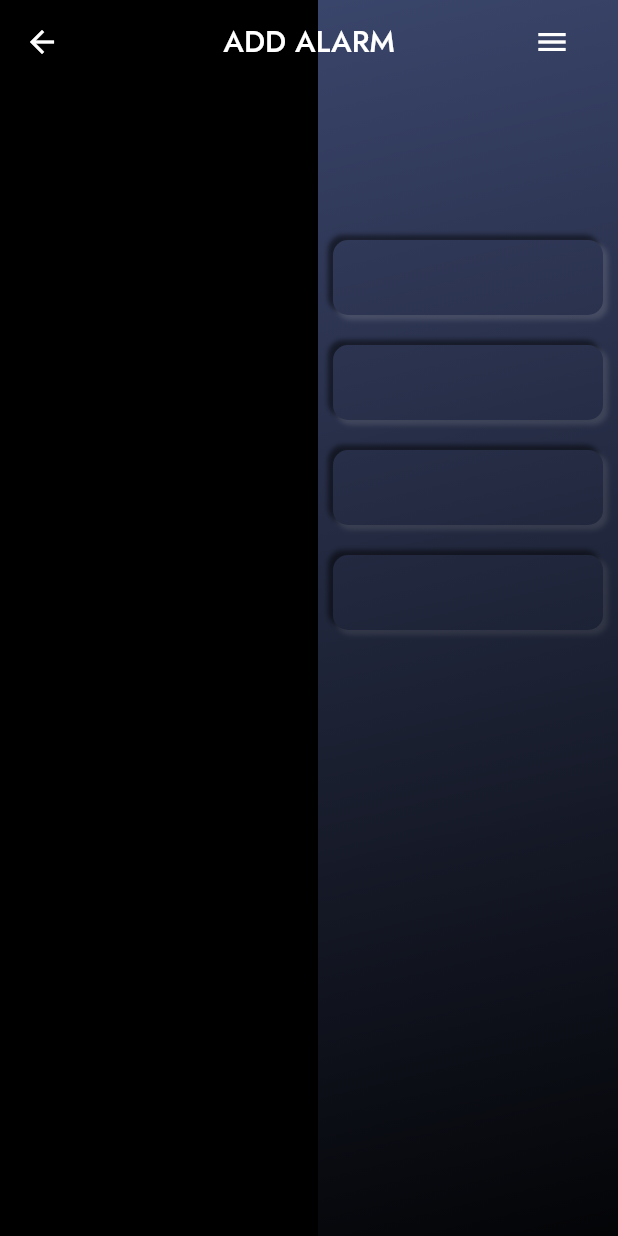
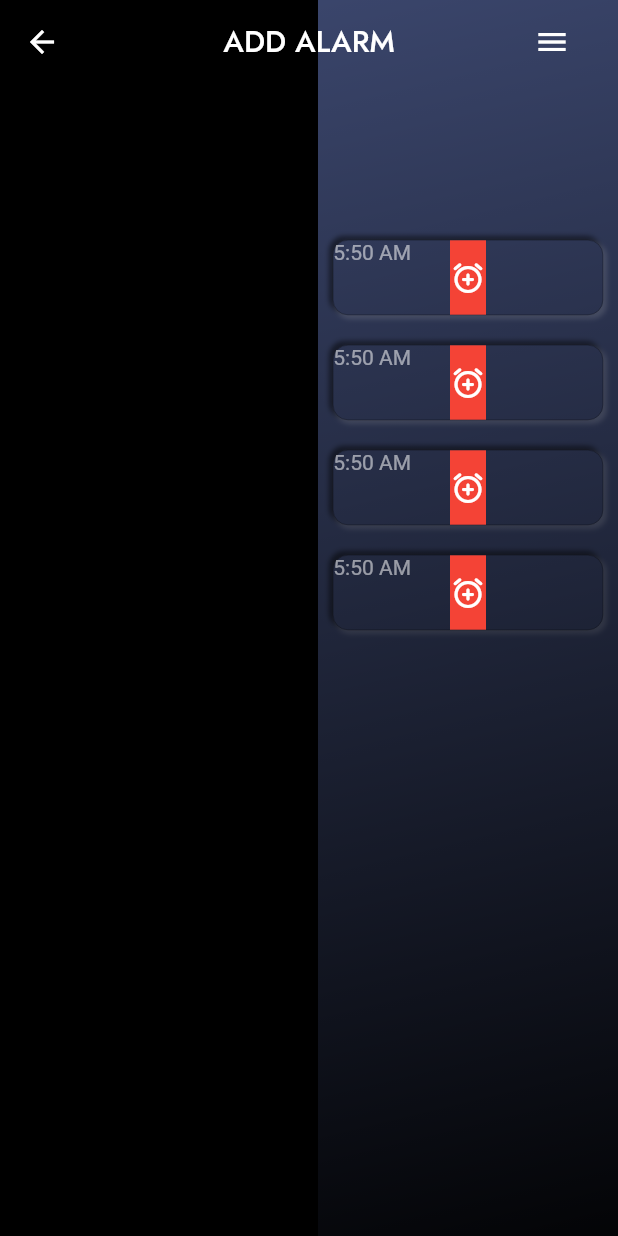
Before and after one commit to Sahil-Programme/alarm_app, a Flutter app: the screen it shows after launch, on a phone screen of 412 x 824 dp. Run offline on Flutter 3.47's test engine with Material 2 defaults, Android fonts, the phone set to English and light mode, and no system bars; our stand-ins replace google_fonts; statements that could not run were skipped.

Commit message:
started to add alarm content in the container

```diff
--- a/lib/Pages/add_alarm_page.dart
+++ b/lib/Pages/add_alarm_page.dart
@@ -354,6 +354,19 @@ class SideDock extends StatelessWidget {
                   ),
                 ),
               ),
+              Center(
+                child: IgnorePointer(
+                  child: Column(
+                    children: const <Widget>[
+                      SizedBox(height: 150),
+                      AlarmContent(),
+                      AlarmContent(),
+                      AlarmContent(),
+                      AlarmContent(),
+                    ],
+                  ),
+                ),
+              ),
             ],
           ),
         ),
@@ -393,24 +406,60 @@ class _AlarmContainerState extends State<AlarmContainer> {
           borderRadius: const BorderRadius.all(Radius.circular(10)),
           boxShadow: <BoxShadow>[
             BoxShadow(
-              offset: _ispressed
-                  ? const Offset(-2.5, -2.5)
-                  : const Offset(2.5, 2.5),
+              offset: _ispressed ? const Offset(-2, -2) : const Offset(2, 2),
               color: const Color(0x80000000),
               blurRadius: 2.5,
               spreadRadius: 0.5,
             ),
             BoxShadow(
-              offset: _ispressed ? Offset(2.5, 2.5) : Offset(-2.5, -2.5),
-              color: Color(0x30FFFFFF),
+              offset: _ispressed ? const Offset(2, 2) : const Offset(-2, -2),
+              color: const Color(0x30FFFFFF),
               blurRadius: 2.5,
               spreadRadius: 0.5,
             ),
           ],
-          color: Color(0xFF3A456B),
+          color: const Color(0xFF3A456B),
           //Color(0x373A456B),,
         ),
       ),
     );
   }
 }
+
+class AlarmContent extends StatelessWidget {
+  const AlarmContent({
+    Key? key,
+  }) : super(key: key);
+
+  @override
+  Widget build(BuildContext context) {
+    return Container(
+      alignment: Alignment.center,
+      height: 50,
+      margin: const EdgeInsets.all(10.0),
+      decoration: BoxDecoration(
+        //color: Colors.red,
+        border: Border.all(color: Colors.black87, width: 0.2),
+        borderRadius: const BorderRadius.all(Radius.circular(10)),
+      ),
+      child: Stack(
+        children: [
+          const Text(
+            '5:50 AM',
+            style: TextStyle(color: Colors.white54),
+          ),
+          Center(
+            child: Container(
+              height: 50,
+              color: Colors.red,
+              child: Icon(
+                Icons.alarm_add_rounded,
+                color: Colors.white,
+              ),
+            ),
+          ),
+        ],
+      ),
+    );
+  }
+}
```
